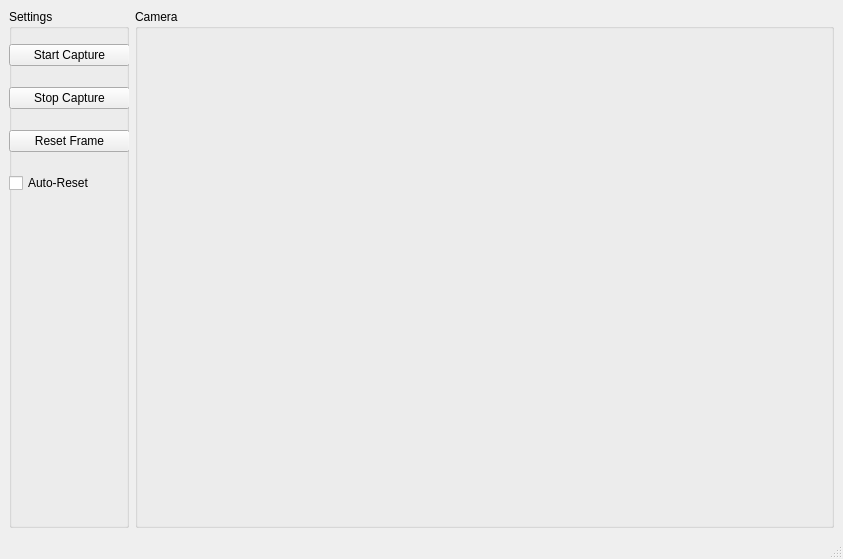
This is mainwindow.ui in gmbows/opencv-qt-modetect as Qt 5 draws it before an edit. The edited form follows.
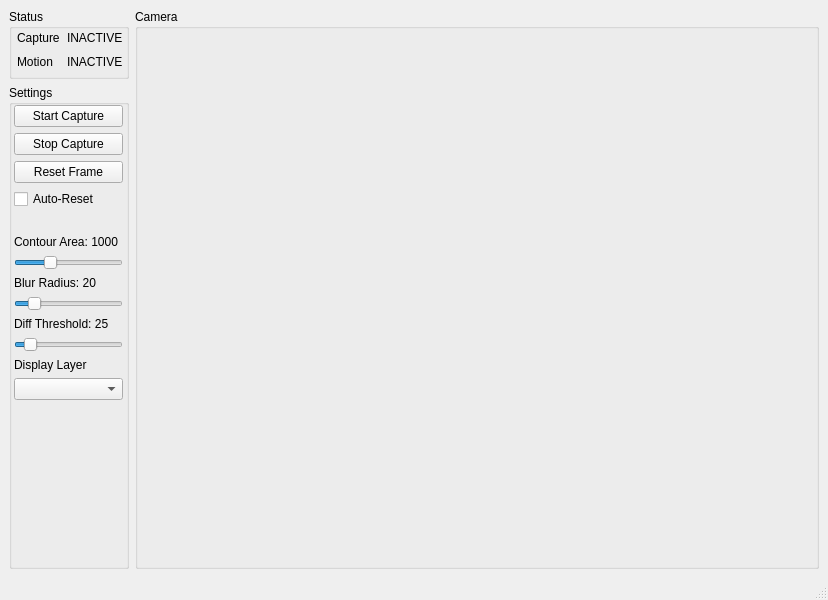
This is the edited form.

Commit message: contour slider, display layer options, more sliders

Patch:
```diff
--- a/mainwindow.ui
+++ b/mainwindow.ui
@@ -6,16 +6,16 @@
    <rect>
     <x>0</x>
     <y>0</y>
-    <width>843</width>
-    <height>559</height>
+    <width>828</width>
+    <height>600</height>
    </rect>
   </property>
   <property name="windowTitle">
    <string>Motion Capture</string>
   </property>
   <widget class="QWidget" name="centralwidget">
-   <layout class="QHBoxLayout" name="horizontalLayout">
-    <item>
+   <layout class="QGridLayout" name="gridLayout_2">
+    <item row="1" column="0">
      <widget class="QGroupBox" name="groupBox">
       <property name="minimumSize">
        <size>
@@ -37,11 +37,17 @@
         <rect>
          <x>0</x>
          <y>20</y>
-         <width>121</width>
-         <height>181</height>
+         <width>124</width>
+         <height>481</height>
         </rect>
        </property>
        <layout class="QVBoxLayout" name="verticalLayout">
+        <property name="leftMargin">
+         <number>5</number>
+        </property>
+        <property name="rightMargin">
+         <number>10</number>
+        </property>
         <item>
          <widget class="QPushButton" name="startCaptureButton">
           <property name="text">
@@ -70,11 +76,141 @@
           </property>
          </widget>
         </item>
+        <item>
+         <spacer name="verticalSpacer_2">
+          <property name="orientation">
+           <enum>Qt::Vertical</enum>
+          </property>
+          <property name="sizeType">
+           <enum>QSizePolicy::Minimum</enum>
+          </property>
+          <property name="sizeHint" stdset="0">
+           <size>
+            <width>20</width>
+            <height>20</height>
+           </size>
+          </property>
+         </spacer>
+        </item>
+        <item>
+         <widget class="QLabel" name="contourAreaLabel">
+          <property name="text">
+           <string>Contour Area: 1000</string>
+          </property>
+         </widget>
+        </item>
+        <item>
+         <widget class="QSlider" name="contourSizeThreshold">
+          <property name="minimum">
+           <number>100</number>
+          </property>
+          <property name="maximum">
+           <number>3000</number>
+          </property>
+          <property name="value">
+           <number>1000</number>
+          </property>
+          <property name="orientation">
+           <enum>Qt::Horizontal</enum>
+          </property>
+         </widget>
+        </item>
+        <item>
+         <widget class="QLabel" name="blurRadiusLabel">
+          <property name="text">
+           <string>Blur Radius: 20</string>
+          </property>
+         </widget>
+        </item>
+        <item>
+         <widget class="QSlider" name="blurRadius">
+          <property name="minimum">
+           <number>0</number>
+          </property>
+          <property name="maximum">
+           <number>150</number>
+          </property>
+          <property name="value">
+           <number>20</number>
+          </property>
+          <property name="orientation">
+           <enum>Qt::Horizontal</enum>
+          </property>
+          <property name="invertedAppearance">
+           <bool>false</bool>
+          </property>
+          <property name="tickPosition">
+           <enum>QSlider::NoTicks</enum>
+          </property>
+          <property name="tickInterval">
+           <number>2</number>
+          </property>
+         </widget>
+        </item>
+        <item>
+         <widget class="QLabel" name="thresholdLabel">
+          <property name="text">
+           <string>Diff Threshold: 25</string>
+          </property>
+         </widget>
+        </item>
+        <item>
+         <widget class="QSlider" name="threshold">
+          <property name="minimum">
+           <number>0</number>
+          </property>
+          <property name="maximum">
+           <number>256</number>
+          </property>
+          <property name="value">
+           <number>25</number>
+          </property>
+          <property name="orientation">
+           <enum>Qt::Horizontal</enum>
+          </property>
+          <property name="invertedAppearance">
+           <bool>false</bool>
+          </property>
+          <property name="tickPosition">
+           <enum>QSlider::NoTicks</enum>
+          </property>
+          <property name="tickInterval">
+           <number>1</number>
+          </property>
+         </widget>
+        </item>
+        <item>
+         <widget class="QLabel" name="label">
+          <property name="text">
+           <string>Display Layer</string>
+          </property>
+         </widget>
+        </item>
+        <item>
+         <widget class="QComboBox" name="displayLayer">
+          <property name="currentText">
+           <string/>
+          </property>
+         </widget>
+        </item>
+        <item>
+         <spacer name="verticalSpacer">
+          <property name="orientation">
+           <enum>Qt::Vertical</enum>
+          </property>
+          <property name="sizeHint" stdset="0">
+           <size>
+            <width>20</width>
+            <height>40</height>
+           </size>
+          </property>
+         </spacer>
+        </item>
        </layout>
       </widget>
      </widget>
     </item>
-    <item>
+    <item row="0" column="1" rowspan="2">
      <widget class="QGroupBox" name="groupBox_2">
       <property name="title">
        <string>Camera</string>
@@ -90,6 +226,65 @@
       </layout>
      </widget>
     </item>
+    <item row="0" column="0">
+     <widget class="QGroupBox" name="groupBox_3">
+      <property name="maximumSize">
+       <size>
+        <width>16777215</width>
+        <height>70</height>
+       </size>
+      </property>
+      <property name="title">
+       <string>Status</string>
+      </property>
+      <widget class="QWidget" name="verticalLayoutWidget_2">
+       <property name="geometry">
+        <rect>
+         <x>0</x>
+         <y>20</y>
+         <width>122</width>
+         <height>41</height>
+        </rect>
+       </property>
+       <layout class="QGridLayout" name="gridLayout_3">
+        <property name="leftMargin">
+         <number>8</number>
+        </property>
+        <property name="rightMargin">
+         <number>8</number>
+        </property>
+        <item row="0" column="0">
+         <widget class="QLabel" name="label_2">
+          <property name="text">
+           <string>Capture</string>
+          </property>
+         </widget>
+        </item>
+        <item row="0" column="1">
+         <widget class="QLabel" name="capture_label">
+          <property name="text">
+           <string>INACTIVE</string>
+          </property>
+         </widget>
+        </item>
+        <item row="1" column="0">
+         <widget class="QLabel" name="label_4">
+          <property name="text">
+           <string>Motion</string>
+          </property>
+         </widget>
+        </item>
+        <item row="1" column="1">
+         <widget class="QLabel" name="motion_label">
+          <property name="text">
+           <string>INACTIVE</string>
+          </property>
+         </widget>
+        </item>
+       </layout>
+      </widget>
+     </widget>
+    </item>
    </layout>
   </widget>
   <widget class="QMenuBar" name="menubar">
```
Left out of the diff: 4 changed lines with no effect on the pictures. The commit also changes 4 other files.
